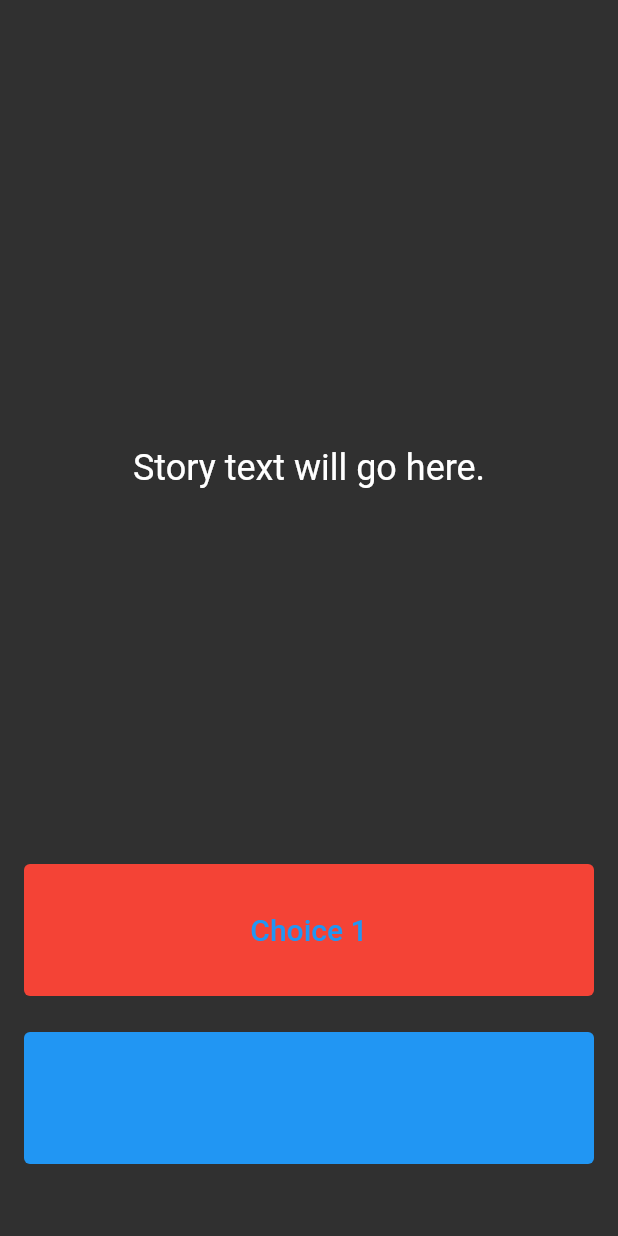
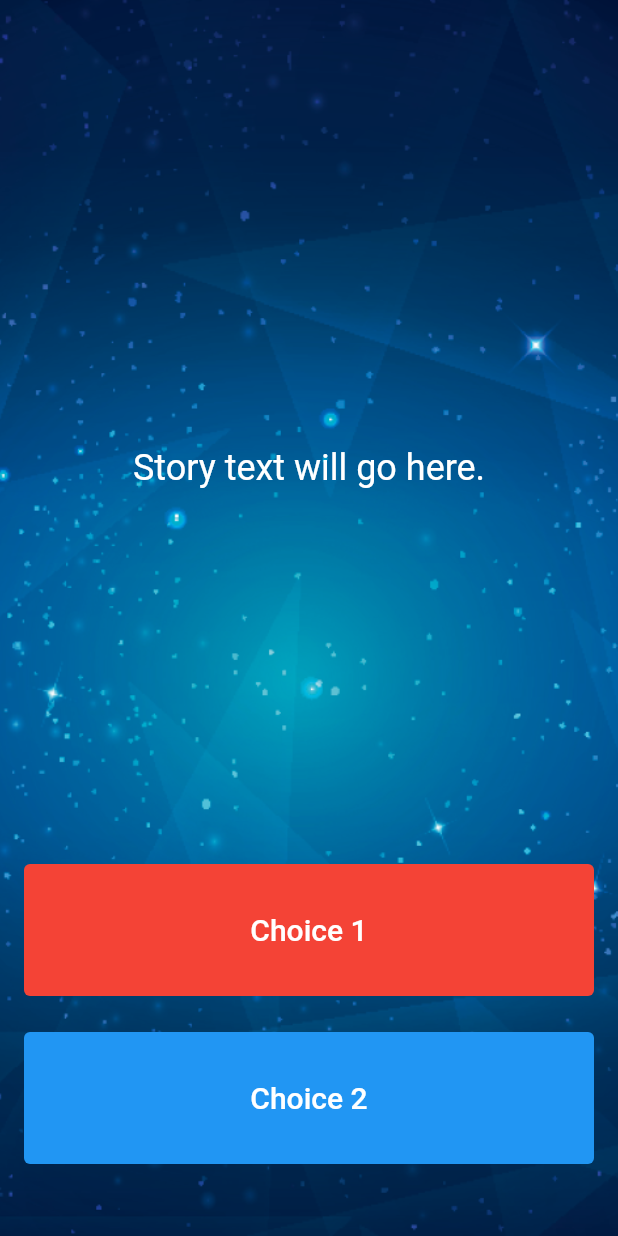
Before and after one commit to FadyFawzyOfficial/destini, a Flutter app: the screen it shows after launch, on a phone screen of 412 x 824 dp. Run offline on Flutter 3.47's test engine with Material 2 defaults, Android fonts, the phone set to English and light mode, and no system bars.

Commit message:
1. Step 1 - Add background.png to this Container as a background image

```diff
--- a/lib/main.dart
+++ b/lib/main.dart
@@ -30,9 +30,15 @@ class StoryPageState extends State<StoryPage> {
   Widget build(BuildContext context) {
     return Scaffold(
       body: Container(
-        //TODO: Step 1 - Add background.png to this Container as a background image.
         padding: const EdgeInsets.symmetric(vertical: 48, horizontal: 16),
         constraints: const BoxConstraints.expand(),
+        // COMPLETED: Step 1 - Add background.png to this Container as a background image.
+        decoration: const BoxDecoration(
+          image: DecorationImage(
+            image: AssetImage('assets/images/background.png'),
+            fit: BoxFit.cover,
+          ),
+        ),
         child: SafeArea(
           child: Column(
             crossAxisAlignment: CrossAxisAlignment.stretch,
@@ -58,7 +64,7 @@ class StoryPageState extends State<StoryPage> {
                   child: const Text(
                     //TODO: Step 13 - Use the storyBrain to get the text for choice 1.
                     'Choice 1',
-                    style: TextStyle(fontSize: 20),
+                    style: TextStyle(color: Colors.white, fontSize: 20),
                   ),
                 ),
               ),
@@ -76,7 +82,7 @@ class StoryPageState extends State<StoryPage> {
                   child: const Text(
                     //TODO: Step 14 - Use the storyBrain to get the text for choice 2.
                     'Choice 2',
-                    style: TextStyle(fontSize: 20),
+                    style: TextStyle(color: Colors.white, fontSize: 20),
                   ),
                 ),
               ),
```
